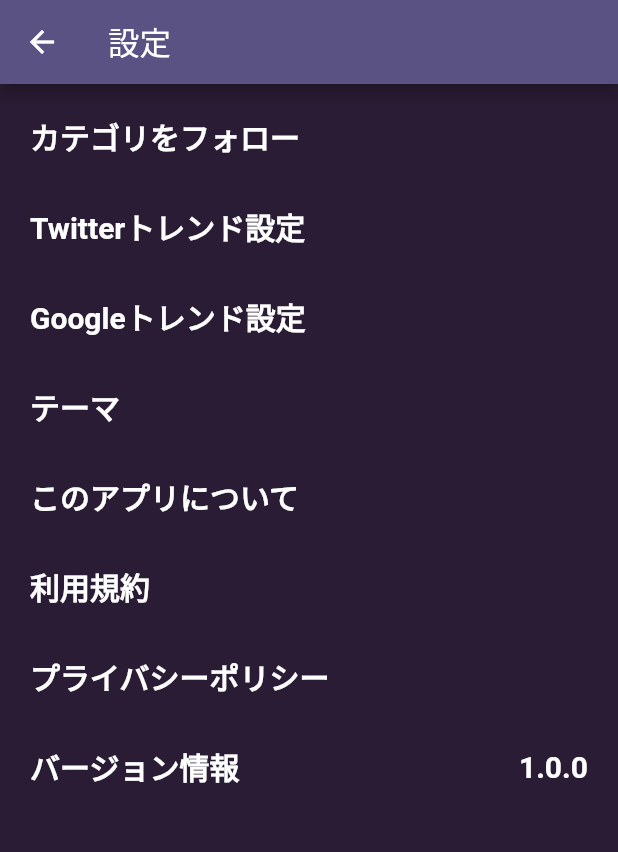
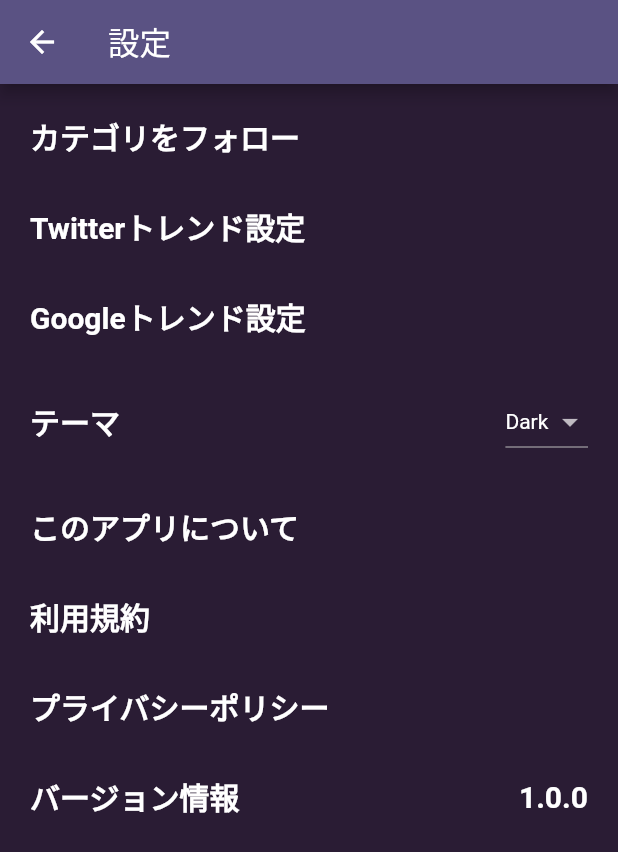
Before and after one commit to Koyo-PC/trendiverse-app, a Flutter app: the screen it shows after launch, after a tap on the "settings" icon, on a phone screen of 412 x 824 dp. Shown: the top 852 px of the screen. Run offline on Flutter 3.47's test engine with Material 2 defaults, Android fonts, the light colour scheme and no system bars; our stand-ins replace charts_flutter, flutter_markdown, hooks_riverpod, package_info_plus; statements that could not run were skipped.

Commit message:
Make theme setting

```diff
--- a/lib/main.dart
+++ b/lib/main.dart
@@ -8,16 +8,19 @@ void main() {
   runApp(const ProviderScope(child: TrenDiverseApp()));
 }
 
-class TrenDiverseApp extends StatelessWidget {
+class TrenDiverseApp extends HookConsumerWidget {
   const TrenDiverseApp({Key? key}) : super(key: key);
   static const locale = Locale("ja", "JP");
 
+  // 移動?
+  static final StateProvider<Brightness> contentProvider = StateProvider((ref) => Brightness.dark);
+
   @override
-  Widget build(BuildContext context) {
+  Widget build(BuildContext context, WidgetRef ref) {
     return MaterialApp(
       title: 'TrenDiverse',
       theme: ThemeData(
-        brightness: Brightness.dark,
+        brightness: ref.watch(contentProvider),
         primaryColor: const Color.fromRGBO(90, 82, 131, 1),
         backgroundColor: const Color.fromRGBO(42, 28, 52, 1),
         canvasColor: const Color.fromRGBO(244, 242, 255, 1),
--- a/lib/page/SettingPage.dart
+++ b/lib/page/SettingPage.dart
@@ -1,16 +1,17 @@
 import 'package:flutter/material.dart';
 import 'package:hooks_riverpod/hooks_riverpod.dart';
 import 'package:package_info_plus/package_info_plus.dart';
-import 'package:trendiverse/widgets/settings/MdLinkSetting.dart';
 
+import '../main.dart';
+import '../widgets/settings/ConsumerDropdownSetting.dart';
 import '../widgets/settings/ConsumerInfoSetting.dart';
 import '../widgets/settings/LinkSetting.dart';
+import '../widgets/settings/MdLinkSetting.dart';
 import '../widgets/settings/SimpleLinkSetting.dart';
 import '../widgets/settings/template/SettingWidget.dart';
 import 'settings/CategoryFollowPage.dart';
 import 'settings/GoogleSettingPage.dart';
 import 'settings/TwitterSettingPage.dart';
-import 'settings/ThemeSettingPage.dart';
 import 'template/SubPage.dart';
 import 'template/SubPageContent.dart';
 
@@ -25,7 +26,30 @@ class SettingPage extends SubPageContent {
     SettingWidget(LinkSetting("カテゴリをフォロー", SubPage(CategoryFollowPage()))),
     SettingWidget(LinkSetting("Twitterトレンド設定", SubPage(TwitterSettingPage()))),
     SettingWidget(LinkSetting("Googleトレンド設定", SubPage(GoogleSettingPage()))),
-    SettingWidget(LinkSetting("テーマ", SubPage(ThemeSettingPage()))),
+    SettingWidget(
+      ConsumerDropdownSetting(
+        "テーマ",
+        ["Light", "Dark"],
+        (value, context, ref, child) => {
+          if (value == "Light")
+            {
+              ref.read(TrenDiverseApp.contentProvider.notifier).state =
+                  Brightness.light,
+            }
+          else if (value == "Dark")
+            {
+              ref.read(TrenDiverseApp.contentProvider.notifier).state =
+                  Brightness.dark,
+            }
+        },
+        (context, ref, child) =>
+            ref.read(TrenDiverseApp.contentProvider) == Brightness.light
+                ? "Light"
+                : (ref.read(TrenDiverseApp.contentProvider) == Brightness.dark
+                    ? "Dark"
+                    : "ERROR"),
+      ),
+    ),
     // Select?
     SettingWidget(MdLinkSetting("このアプリについて", "test01.md")),
     // Markdown?
--- /dev/null
+++ b/lib/widgets/settings/ConsumerDropdownSetting.dart
@@ -0,0 +1,56 @@
+import 'package:flutter/material.dart';
+import 'package:hooks_riverpod/hooks_riverpod.dart';
+
+import 'template/SettingWidgetContent.dart';
+
+class ConsumerDropdownSetting extends SettingWidgetContent {
+  final String text;
+  final List<String> items;
+  final Function(
+          String? value, BuildContext context, WidgetRef ref, Widget? child)
+      onChanged;
+  final String Function(
+          BuildContext context, WidgetRef ref, Widget? child)
+      getValue;
+
+  ConsumerDropdownSetting(this.text, this.items, this.onChanged, this.getValue);
+
+  @override
+  void onTap(BuildContext context) {
+    return;
+  }
+
+  @override
+  Widget build(BuildContext context) {
+    return Row(
+      mainAxisAlignment: MainAxisAlignment.spaceBetween,
+      crossAxisAlignment: CrossAxisAlignment.center,
+      children: <Widget>[
+        Text(text),
+        Consumer(
+          builder: (context, ref, child) {
+            return DropdownButton(
+              itemHeight: 50,
+              style: TextStyle(color: Colors.white),
+              dropdownColor: Colors.black,
+              items: items
+                  .map((item) => DropdownMenuItem(
+                        child: Text(item),
+                        value: item,
+                      ))
+                  .toList(),
+              onChanged: (String? value) =>
+                  onChanged(value, context, ref, child),
+              value: getValue(context, ref, child),
+            );
+          },
+        ),
+      ],
+    );
+  }
+}
+
+enum ThemeMode {
+  light,
+  dark,
+}
```
Also changed, not shown: lib/widgets/settings/ToggleSetting.dart (deleted, +0 -20 lines).
